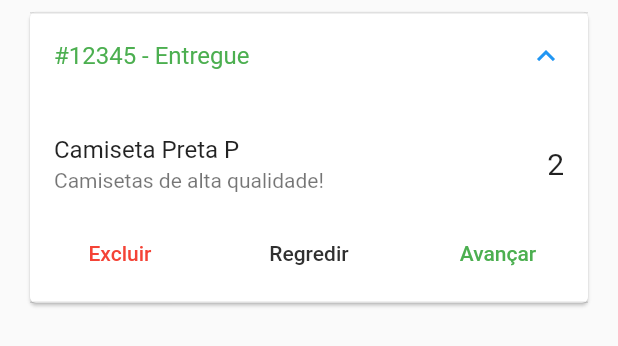
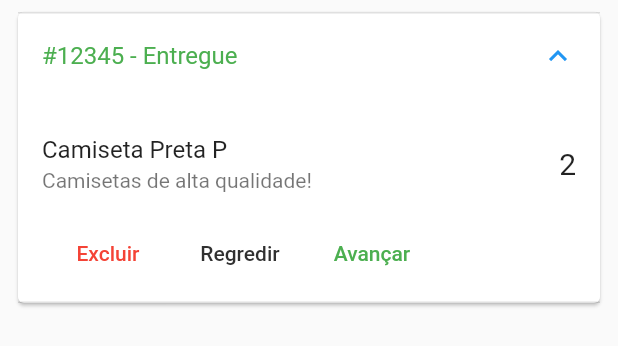
Before and after one commit to juanprog/Gerente-Loja-Flutter, a Flutter app: the OrderTile widget shown alone on an empty page, opened directly, after a tap on "#12345 - Entregue", on a phone screen of 412 x 824 dp. Shown: the top 346 px of the screen. Run offline on Flutter 3.47's test engine with Material 2 defaults, Android fonts, the phone set to English and light mode, and no system bars; our stand-ins replace cloud_firestore, firebase_auth, rxdart, shimmer; missing offline and left inert: bloc_pattern; accounts and stored records are empty.

Commit message:
Create OrderHeader widget

```diff
--- /dev/null
+++ b/lib/widgets/order_header.dart
@@ -0,0 +1,8 @@
+import 'package:flutter/material.dart';
+
+class OrderHeader extends StatelessWidget {
+  @override
+  Widget build(BuildContext context) {
+    return Container();
+  }
+}
--- a/lib/widgets/order_tile.dart
+++ b/lib/widgets/order_tile.dart
@@ -1,10 +1,11 @@
 import 'package:flutter/material.dart';
+import 'package:gerenteloja/widgets/order_header.dart';
 
 class OrderTile extends StatelessWidget {
   @override
   Widget build(BuildContext context) {
     return Container(
-      margin: EdgeInsets.symmetric(horizontal: 16, vertical: 4),
+      margin: EdgeInsets.symmetric(horizontal: 8, vertical: 4),
       child: Card(
         child: ExpansionTile(
           title: Text(
@@ -17,6 +18,7 @@ class OrderTile extends StatelessWidget {
               child: Column(
                 crossAxisAlignment: CrossAxisAlignment.stretch,
                 children: [
+                  OrderHeader(),
                   Column(
                     mainAxisSize: MainAxisSize.min,
                     children: [
@@ -32,7 +34,7 @@ class OrderTile extends StatelessWidget {
                     ],
                   ),
                   Row(
-                    mainAxisAlignment: MainAxisAlignment.spaceBetween,
+                    //mainAxisAlignment: MainAxisAlignment.spaceBetween,
                     children: [
                       FlatButton(
                         onPressed: () {},
```
Also changed, not shown: pubspec.lock.
